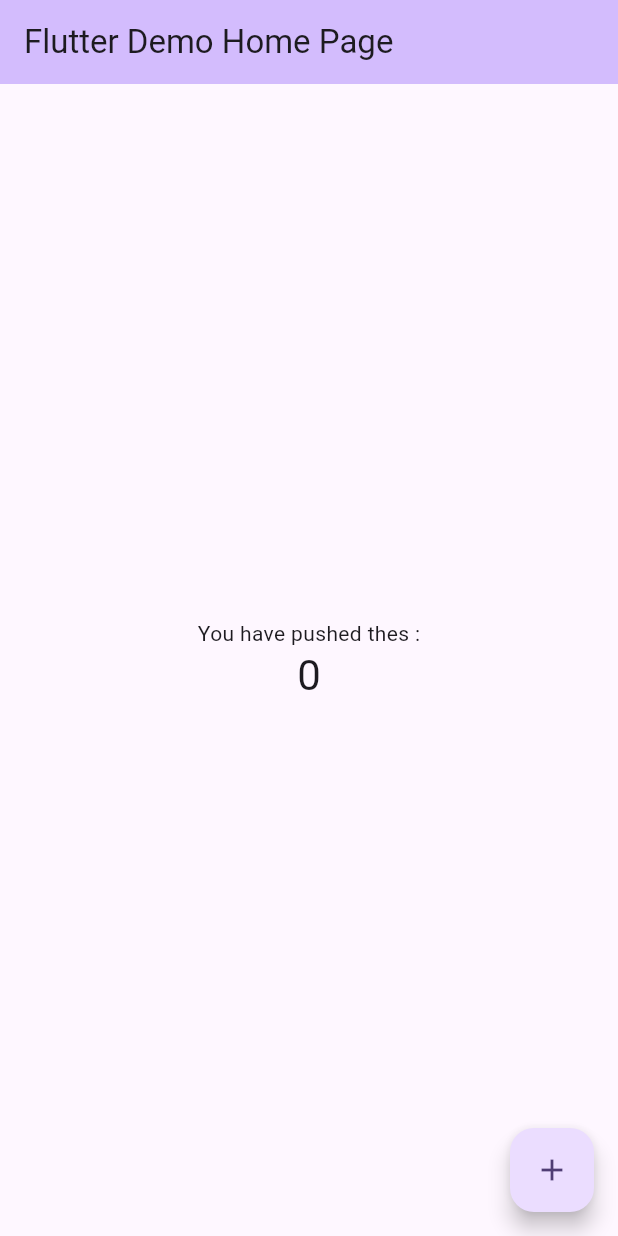
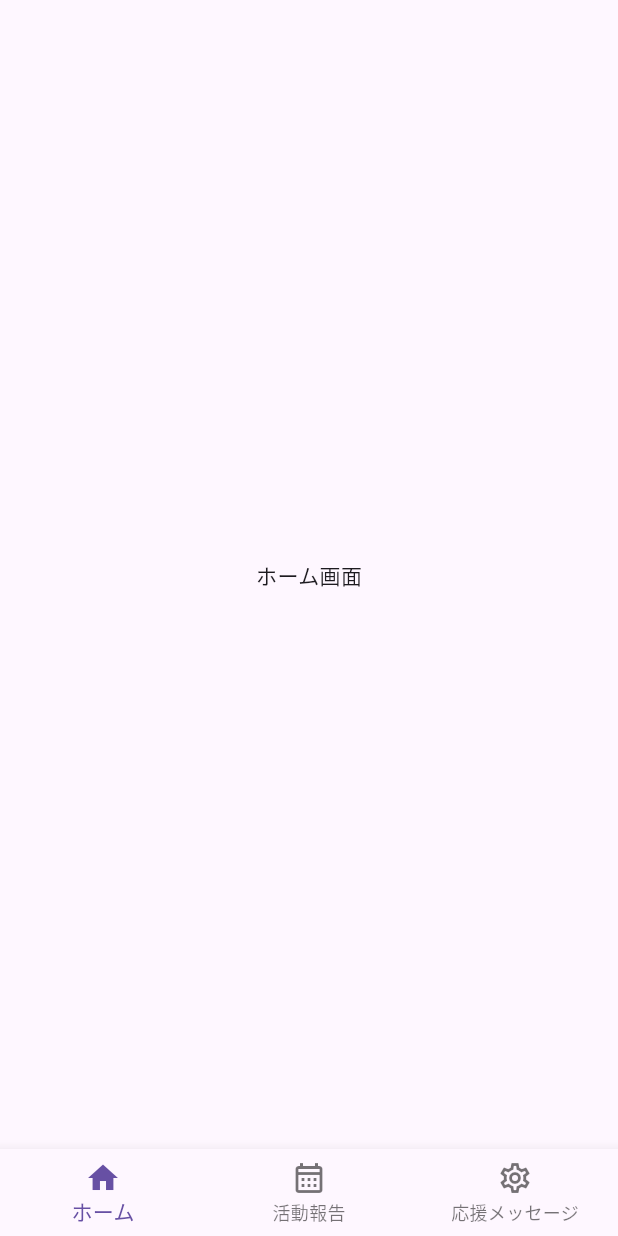
Before and after one commit to chan-shizu/control_shizuya_weight_flutter, a Flutter app: the screen it shows after launch, on a phone screen of 412 x 824 dp. Run offline on Flutter 3.47's test engine with Material 3 defaults, Android fonts, the phone set to English and light mode, and no system bars.

Commit message:
ボトムナビゲーションバー追加

```diff
--- a/lib/main.dart
+++ b/lib/main.dart
@@ -1,4 +1,5 @@
 import 'package:flutter/material.dart';
+import 'screens/main/main_screen.dart';
 
 void main() {
   runApp(const MyApp());
@@ -7,64 +8,15 @@
 class MyApp extends StatelessWidget {
   const MyApp({super.key});
 
-  // This widget is the root of your application.
   @override
   Widget build(BuildContext context) {
     return MaterialApp(
-      title: 'Flutter Demo',
+      title: '体重管理アプリ',
       theme: ThemeData(
-        colorScheme: ColorScheme.fromSeed(seedColor: Colors.deepPurple),
+        primarySwatch: Colors.blue,
         useMaterial3: true,
       ),
-      home: const MyHomePage(title: 'Flutter Demo Home Page'),
+      home: const MainScreen(),
     );
   }
 }
-
-class MyHomePage extends StatefulWidget {
-  const MyHomePage({super.key, required this.title});
-
-  final String title;
-
-  @override
-  State<MyHomePage> createState() => _MyHomePageState();
-}
-
-class _MyHomePageState extends State<MyHomePage> {
-  int _counter = 0;
-
-  void _incrementCounter() {
-    setState(() {
-      _counter++;
-    });
-  }
-
-  @override
-  Widget build(BuildContext context) {
-    return Scaffold(
-      appBar: AppBar(
-        backgroundColor: Theme.of(context).colorScheme.inversePrimary,
-        title: Text(widget.title),
-      ),
-      body: Center(
-        child: Column(
-          mainAxisAlignment: MainAxisAlignment.center,
-          children: <Widget>[
-            const Text(
-              'You have pushed thes :',
-            ),
-            Text(
-              '$_counter',
-              style: Theme.of(context).textTheme.headlineMedium,
-            ),
-          ],
-        ),
-      ),
-      floatingActionButton: FloatingActionButton(
-        onPressed: _incrementCounter,
-        tooltip: 'Increment',
-        child: const Icon(Icons.add),
-      ), // This trailing comma makes auto-formatting nicer for build methods.
-    );
-  }
-}
--- /dev/null
+++ b/lib/screens/activity_report/activity_report_screen.dart
@@ -0,0 +1,10 @@
+import 'package:flutter/material.dart';
+
+class ActivityReportScreen extends StatelessWidget {
+  const ActivityReportScreen({super.key});
+
+  @override
+  Widget build(BuildContext context) {
+    return const Center(child: Text('活動報告画面'));
+  }
+}
--- /dev/null
+++ b/lib/screens/home.dart
@@ -0,0 +1,62 @@
+import 'package:flutter/material.dart';
+
+class HomeScreen extends StatefulWidget {
+  const HomeScreen({super.key});
+
+  @override
+  State<HomeScreen> createState() => _HomeScreenState();
+}
+
+class _HomeScreenState extends State<HomeScreen> {
+  int _selectedIndex = 0;
+
+  void _onItemTapped(int index) {
+    setState(() {
+      _selectedIndex = index;
+    });
+  }
+
+  @override
+  Widget build(BuildContext context) {
+    return Scaffold(
+      body: Center(
+        child: _buildBody(),
+      ),
+      bottomNavigationBar: BottomNavigationBar(
+        items: <BottomNavigationBarItem>[
+          BottomNavigationBarItem(
+            icon: Icon(_selectedIndex == 0 ? Icons.home : Icons.home_outlined),
+            label: 'ホーム',
+          ),
+          BottomNavigationBarItem(
+            icon: Icon(_selectedIndex == 1
+                ? Icons.calendar_today
+                : Icons.calendar_month_outlined),
+            label: 'カレンダー',
+          ),
+          BottomNavigationBarItem(
+            icon: Icon(
+                _selectedIndex == 2 ? Icons.settings : Icons.settings_outlined),
+            label: '設定',
+          ),
+        ],
+        currentIndex: _selectedIndex,
+        selectedItemColor: Theme.of(context).primaryColor,
+        onTap: _onItemTapped,
+      ),
+    );
+  }
+
+  Widget _buildBody() {
+    switch (_selectedIndex) {
+      case 0:
+        return const Text('ホーム画面');
+      case 1:
+        return const Text('カレンダー画面');
+      case 2:
+        return const Text('設定画面');
+      default:
+        return const Text('ホーム画面');
+    }
+  }
+}
--- /dev/null
+++ b/lib/screens/home/home_screen.dart
@@ -0,0 +1,12 @@
+import 'package:flutter/material.dart';
+
+class HomeScreen extends StatelessWidget {
+  const HomeScreen({super.key});
+
+  @override
+  Widget build(BuildContext context) {
+    return const Center(
+      child: Text('ホーム画面'),
+    );
+  }
+}
--- /dev/null
+++ b/lib/screens/main/main_screen.dart
@@ -0,0 +1,46 @@
+import 'package:control_shizuya_weight_flutter/screens/activity_report/activity_report_screen.dart';
+import 'package:control_shizuya_weight_flutter/screens/support_message/support_message_screen.dart';
+import 'package:flutter/material.dart';
+import '../home/home_screen.dart';
+import '../../widgets/navigation/bottom_nav_bar.dart';
+
+class MainScreen extends StatefulWidget {
+  const MainScreen({super.key});
+
+  @override
+  State<MainScreen> createState() => _MainScreenState();
+}
+
+class _MainScreenState extends State<MainScreen> {
+  int _selectedIndex = 0;
+
+  void _onItemTapped(int index) {
+    setState(() {
+      _selectedIndex = index;
+    });
+  }
+
+  @override
+  Widget build(BuildContext context) {
+    return Scaffold(
+      body: _buildBody(),
+      bottomNavigationBar: BottomNavBar(
+        selectedIndex: _selectedIndex,
+        onItemTapped: _onItemTapped,
+      ),
+    );
+  }
+
+  Widget _buildBody() {
+    switch (_selectedIndex) {
+      case 0:
+        return const HomeScreen();
+      case 1:
+        return const ActivityReportScreen();
+      case 2:
+        return const SupportMessageScreen();
+      default:
+        return const HomeScreen();
+    }
+  }
+}
--- /dev/null
+++ b/lib/widgets/navigation/bottom_nav_bar.dart
@@ -0,0 +1,38 @@
+import 'package:flutter/material.dart';
+
+class BottomNavBar extends StatelessWidget {
+  final int selectedIndex;
+  final Function(int) onItemTapped;
+
+  const BottomNavBar({
+    super.key,
+    required this.selectedIndex,
+    required this.onItemTapped,
+  });
+
+  @override
+  Widget build(BuildContext context) {
+    return BottomNavigationBar(
+      items: <BottomNavigationBarItem>[
+        BottomNavigationBarItem(
+          icon: Icon(selectedIndex == 0 ? Icons.home : Icons.home_outlined),
+          label: 'ホーム',
+        ),
+        BottomNavigationBarItem(
+          icon: Icon(selectedIndex == 1
+              ? Icons.calendar_today
+              : Icons.calendar_month_outlined),
+          label: '活動報告',
+        ),
+        BottomNavigationBarItem(
+          icon: Icon(
+              selectedIndex == 2 ? Icons.settings : Icons.settings_outlined),
+          label: '応援メッセージ',
+        ),
+      ],
+      currentIndex: selectedIndex,
+      selectedItemColor: Theme.of(context).primaryColor,
+      onTap: onItemTapped,
+    );
+  }
+}
```
Also changed, not shown: lib/screens/support_message/support_message_screen.dart (added, +10 -0 lines).
